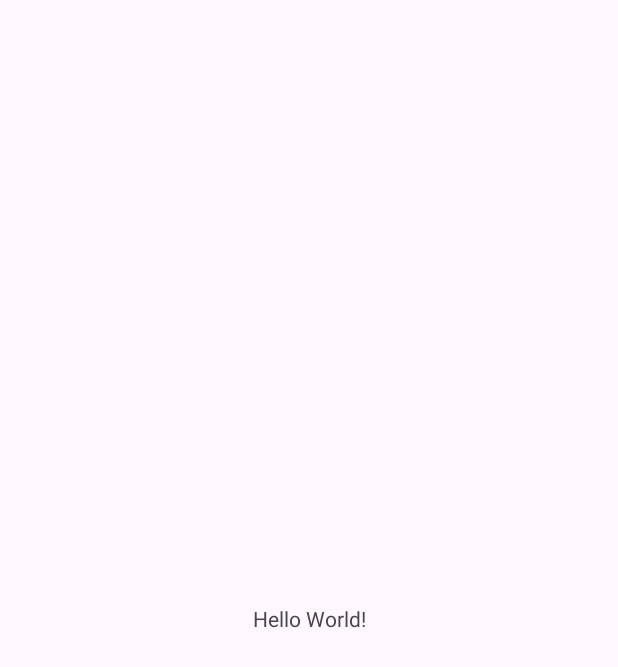
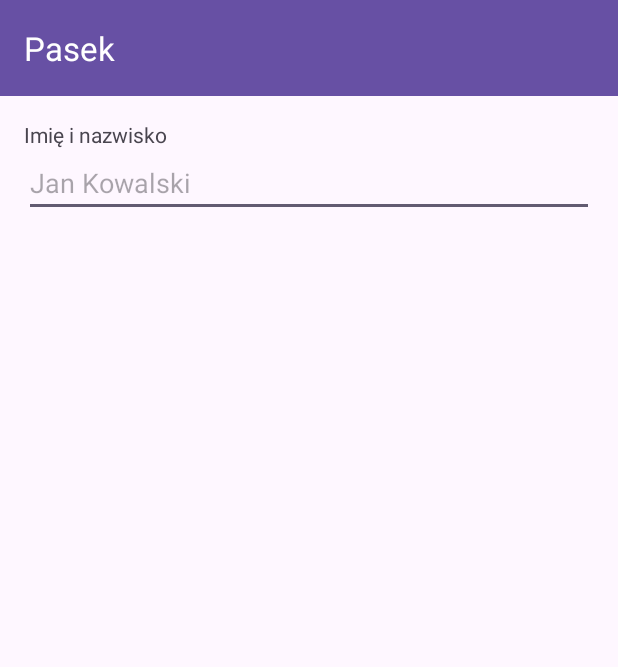
Before and after one commit to Napletto/zad1_toolbar, an Android app: the screen it shows after launch (MainActivity), on a phone screen of 412 x 824 dp. Before the commit the part shown is almost empty. Shown: the top 667 px of the screen. Run offline under Robolectric (Android 15) with nearby library versions, the phone set to English and light mode, and no system bars.

Commit message:
chore: motyw NoActionBar i Toolbar w ukladzie

```diff
--- a/app/src/main/java/com/example/a22_11_z1/MainActivity.java
+++ b/app/src/main/java/com/example/a22_11_z1/MainActivity.java
@@ -1,24 +1,23 @@
 package com.example.a22_11_z1;
 
 import android.os.Bundle;
+import android.widget.EditText;
 
-import androidx.activity.EdgeToEdge;
 import androidx.appcompat.app.AppCompatActivity;
-import androidx.core.graphics.Insets;
-import androidx.core.view.ViewCompat;
-import androidx.core.view.WindowInsetsCompat;
+import androidx.appcompat.widget.Toolbar;
 
 public class MainActivity extends AppCompatActivity {
+
+    private EditText etName;
 
     @Override
     protected void onCreate(Bundle savedInstanceState) {
         super.onCreate(savedInstanceState);
-        EdgeToEdge.enable(this);
         setContentView(R.layout.activity_main);
-        ViewCompat.setOnApplyWindowInsetsListener(findViewById(R.id.main), (v, insets) -> {
-            Insets systemBars = insets.getInsets(WindowInsetsCompat.Type.systemBars());
-            v.setPadding(systemBars.left, systemBars.top, systemBars.right, systemBars.bottom);
-            return insets;
-        });
+
+        Toolbar toolbar = findViewById(R.id.toolbar);
+        setSupportActionBar(toolbar);          // pasek staje się paskiem aplikacji
+
+        etName = findViewById(R.id.etName);
     }
 }
--- a/app/src/main/res/layout/activity_main.xml
+++ b/app/src/main/res/layout/activity_main.xml
@@ -1,19 +1,43 @@
 <?xml version="1.0" encoding="utf-8"?>
-<androidx.constraintlayout.widget.ConstraintLayout xmlns:android="http://schemas.android.com/apk/res/android"
+<LinearLayout xmlns:android="http://schemas.android.com/apk/res/android"
     xmlns:app="http://schemas.android.com/apk/res-auto"
     xmlns:tools="http://schemas.android.com/tools"
     android:id="@+id/main"
     android:layout_width="match_parent"
     android:layout_height="match_parent"
+    android:orientation="vertical"
     tools:context=".MainActivity">
 
-    <TextView
-        android:layout_width="wrap_content"
-        android:layout_height="wrap_content"
-        android:text="Hello World!"
-        app:layout_constraintBottom_toBottomOf="parent"
-        app:layout_constraintEnd_toEndOf="parent"
-        app:layout_constraintStart_toStartOf="parent"
-        app:layout_constraintTop_toTopOf="parent" />
+    <androidx.appcompat.widget.Toolbar
+        android:id="@+id/toolbar"
+        android:layout_width="match_parent"
+        android:layout_height="?attr/actionBarSize"
+        android:background="?attr/colorPrimary"
+        app:theme="@style/ThemeOverlay.AppCompat.Dark.ActionBar"
+        app:titleTextColor="#FFFFFF" />
 
-</androidx.constraintlayout.widget.ConstraintLayout>
+    <!-- sekcja 1: formularz -->
+    <LinearLayout
+        android:id="@+id/sectionForm"
+        android:layout_width="match_parent"
+        android:layout_height="0dp"
+        android:layout_weight="1"
+        android:orientation="vertical"
+        android:padding="16dp">
+
+        <TextView
+            android:id="@+id/tvLabelName"
+            android:layout_width="wrap_content"
+            android:layout_height="wrap_content"
+            android:text="@string/label_name" />
+
+        <EditText
+            android:id="@+id/etName"
+            android:layout_width="match_parent"
+            android:layout_height="wrap_content"
+            android:hint="@string/hint_name"
+            android:inputType="textPersonName"
+            android:maxLines="1" />
+    </LinearLayout>
+
+</LinearLayout>
--- a/app/src/main/res/values/strings.xml
+++ b/app/src/main/res/values/strings.xml
@@ -1,3 +1,6 @@
 <resources>
-    <string name="app_name">22_11_z1</string>
+    <string name="app_name">Pasek</string>
+
+    <string name="label_name">Imię i nazwisko</string>
+    <string name="hint_name">Jan Kowalski</string>
 </resources>
```
